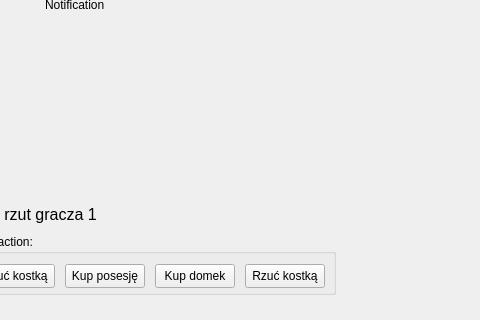
The window that mainwindow.ui (piterbx/naukopoly) describes before a commit, drawn with Qt 5; both pictures show x 445 to 925 and y 345 to 665 of the 1202 by 665 pixel window.
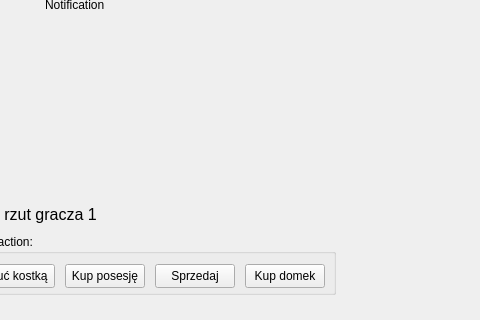
The same window after the commit.

Commit message: sellProperty method added

Diff of the .ui file:
```diff
--- a/mainwindow.ui
+++ b/mainwindow.ui
@@ -78,19 +78,6 @@
       <string>Kup posesję</string>
      </property>
     </widget>
-    <widget class="QPushButton" name="pushButton_2">
-     <property name="geometry">
-      <rect>
-       <x>190</x>
-       <y>30</y>
-       <width>80</width>
-       <height>24</height>
-      </rect>
-     </property>
-     <property name="text">
-      <string>Kup domek</string>
-     </property>
-    </widget>
     <widget class="QPushButton" name="pushButtonThrowADice">
      <property name="geometry">
       <rect>
@@ -104,7 +91,20 @@
       <string>Rzuć kostką</string>
      </property>
     </widget>
-    <widget class="QPushButton" name="pushButton_4">
+    <widget class="QPushButton" name="pushButtonSellProperty">
+     <property name="geometry">
+      <rect>
+       <x>190</x>
+       <y>30</y>
+       <width>80</width>
+       <height>24</height>
+      </rect>
+     </property>
+     <property name="text">
+      <string>Sprzedaj</string>
+     </property>
+    </widget>
+    <widget class="QPushButton" name="pushButton_2">
      <property name="geometry">
       <rect>
        <x>280</x>
@@ -114,7 +114,7 @@
       </rect>
      </property>
      <property name="text">
-      <string>Rzuć kostką</string>
+      <string>Kup domek</string>
      </property>
     </widget>
    </widget>
```
The commit also changes 8 other files.
